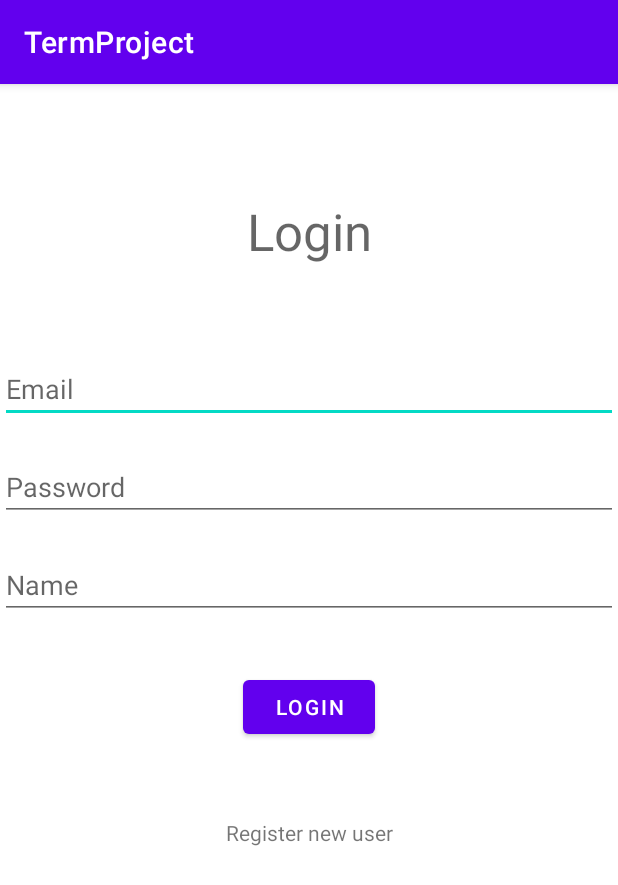
After one commit to brinstervt/MobileTermProject, an Android app: the RegistrationActivity screen opened directly, with no data from a screen before it, on a phone screen of 412 x 824 dp. The commit adds this screen. Shown: the top 885 px of the screen. Run offline under Robolectric (Android 15) with nearby library versions, the phone set to English and light mode, and no system bars; our stand-ins replace Firebase (no records; nobody signed in at launch, a user with empty details on screens opened directly); 1 statement that could not run was skipped.

Commit message:
created login and registration pages

```diff
--- a/app/build.gradle
+++ b/app/build.gradle
@@ -1,6 +1,7 @@
 plugins {
     id 'com.android.application'
     id 'org.jetbrains.kotlin.android'
+    id 'com.google.gms.google-services'
 }
 
 android {
@@ -44,6 +45,8 @@ dependencies {
     implementation 'androidx.constraintlayout:constraintlayout:2.1.4'
     implementation 'androidx.navigation:navigation-fragment-ktx:2.5.3'
     implementation 'androidx.navigation:navigation-ui-ktx:2.5.3'
+    implementation 'com.google.firebase:firebase-auth-ktx:21.0.3'
+    implementation 'com.google.firebase:firebase-database-ktx:20.0.4'
     testImplementation 'junit:junit:4.13.2'
     androidTestImplementation 'androidx.test.ext:junit:1.1.5'
     androidTestImplementation 'androidx.test.espresso:espresso-core:3.5.1'
--- a/app/src/main/AndroidManifest.xml
+++ b/app/src/main/AndroidManifest.xml
@@ -12,6 +12,12 @@
         android:theme="@style/Theme.TermProject"
         tools:targetApi="31">
         <activity
+            android:name=".RegistrationActivity"
+            android:exported="false" />
+        <activity
+            android:name=".LoginActivity"
+            android:exported="false" />
+        <activity
             android:name=".MainActivity"
             android:exported="true">
             <intent-filter>
--- /dev/null
+++ b/app/src/main/java/com/example/termproject/RegistrationActivity.kt
@@ -0,0 +1,83 @@
+package com.example.termproject
+
+import android.content.Intent
+import androidx.appcompat.app.AppCompatActivity
+import android.os.Bundle
+import android.util.Log
+import android.widget.Toast
+import com.example.termproject.databinding.ActivityRegistrationBinding
+import com.google.firebase.auth.FirebaseAuth
+import com.google.firebase.auth.ktx.auth
+import com.google.firebase.auth.ktx.userProfileChangeRequest
+import com.google.firebase.database.FirebaseDatabase
+import com.google.firebase.ktx.Firebase
+
+class RegistrationActivity : AppCompatActivity() {
+    private lateinit var binding: ActivityRegistrationBinding
+    private lateinit var auth: FirebaseAuth
+
+    public override fun onStart() {
+        super.onStart()
+        val currentUser = auth.currentUser
+        if(currentUser != null){
+            val intent = Intent(this, MainActivity::class.java)
+            startActivity(intent)
+            finish()
+        }
+    }
+
+
+    override fun onCreate(savedInstanceState: Bundle?) {
+        super.onCreate(savedInstanceState)
+        binding = ActivityRegistrationBinding.inflate(layoutInflater)
+        val view = binding.root
+        setContentView(view)
+        auth = Firebase.auth
+
+
+        binding.registerButton.setOnClickListener{
+            val email:String = binding.email.text.toString()
+            val password:String = binding.password.text.toString()
+            val name:String = binding.name.text.toString()
+
+            if(email.isEmpty()){
+                Toast.makeText(this, "Email Invalid", Toast.LENGTH_SHORT).show()
+                return@setOnClickListener
+            }
+            if(password.isEmpty()){
+                Toast.makeText(this ,"Password Invalid", Toast.LENGTH_SHORT).show()
+                return@setOnClickListener
+            }
+            if(name.isEmpty()){
+            Toast.makeText(this ,"Please Enter a Name", Toast.LENGTH_SHORT).show()
+            return@setOnClickListener
+            }
+
+            auth.createUserWithEmailAndPassword(email, password)
+                .addOnCompleteListener(this) { task ->
+                    if (task.isSuccessful) {
+                        addUserToDatabase(name, email, auth.currentUser?.uid!!)
+                        val intent = Intent(this, MainActivity::class.java)
+                        startActivity(intent)
+                        finish()
+                    } else {
+                        Toast.makeText(baseContext, "Authentication failure",
+                            Toast.LENGTH_SHORT).show()
+                    }
+                }
+        }
+
+        binding.loginRedirect.setOnClickListener{
+            val intent = Intent(this, LoginActivity::class.java)
+            startActivity(intent)
+            finish()
+        }
+    }
+
+    private fun addUserToDatabase(name: String, email: String, uid: String) {
+        val dbRef = FirebaseDatabase.getInstance().getReference("userInfo")
+        dbRef.child("$uid/uid").setValue(uid)
+        dbRef.child("$uid/name").setValue(name)
+        dbRef.child("$uid/email").setValue(email )
+    }
+}
--- /dev/null
+++ b/app/src/main/res/layout/activity_registration.xml
@@ -0,0 +1,76 @@
+<?xml version="1.0" encoding="utf-8"?>
+<androidx.constraintlayout.widget.ConstraintLayout xmlns:android="http://schemas.android.com/apk/res/android"
+    xmlns:app="http://schemas.android.com/apk/res-auto"
+    xmlns:tools="http://schemas.android.com/tools"
+    android:layout_width="match_parent"
+    android:layout_height="match_parent"
+    tools:context=".LoginActivity">
+
+    <TextView
+        android:id="@+id/register_header"
+        android:layout_width="wrap_content"
+        android:layout_height="wrap_content"
+        android:layout_marginTop="75dp"
+        android:text="@string/login"
+        android:textAppearance="@style/TextAppearance.AppCompat.Display1"
+        app:layout_constraintEnd_toEndOf="parent"
+        app:layout_constraintStart_toStartOf="parent"
+        app:layout_constraintTop_toTopOf="parent" />
+
+    <EditText
+        android:id="@+id/email"
+        android:layout_width="wrap_content"
+        android:layout_height="wrap_content"
+        android:layout_marginTop="60dp"
+        android:ems="20"
+        android:hint="@string/email"
+        android:inputType="textEmailAddress"
+        app:layout_constraintEnd_toEndOf="parent"
+        app:layout_constraintStart_toStartOf="parent"
+        app:layout_constraintTop_toBottomOf="@+id/register_header" />
+
+    <EditText
+        android:id="@+id/password"
+        android:layout_width="wrap_content"
+        android:layout_height="wrap_content"
+        android:layout_marginTop="20dp"
+        android:ems="20"
+        android:hint="@string/password"
+        android:inputType="textPassword"
+        app:layout_constraintEnd_toEndOf="parent"
+        app:layout_constraintStart_toStartOf="parent"
+        app:layout_constraintTop_toBottomOf="@+id/email" />
+
+    <EditText
+        android:id="@+id/name"
+        android:layout_width="wrap_content"
+        android:layout_height="wrap_content"
+        android:layout_marginTop="20dp"
+        android:ems="20"
+        android:hint="@string/name"
+        android:inputType="text"
+        app:layout_constraintEnd_toEndOf="parent"
+        app:layout_constraintStart_toStartOf="parent"
+        app:layout_constraintTop_toBottomOf="@+id/password" />
+
+    <Button
+        android:id="@+id/register_button"
+        android:layout_width="wrap_content"
+        android:layout_height="wrap_content"
+        android:layout_marginTop="100dp"
+        android:text="@string/login"
+        app:layout_constraintEnd_toEndOf="parent"
+        app:layout_constraintStart_toStartOf="parent"
+        app:layout_constraintTop_toBottomOf="@+id/password" />
+
+    <TextView
+        android:id="@+id/login_redirect"
+        android:layout_width="wrap_content"
+        android:layout_height="wrap_content"
+        android:layout_marginTop="50dp"
+        android:text="@string/register_redirect"
+        app:layout_constraintEnd_toEndOf="parent"
+        app:layout_constraintStart_toStartOf="parent"
+        app:layout_constraintTop_toBottomOf="@+id/register_button" />
+
+</androidx.constraintlayout.widget.ConstraintLayout>
--- a/app/src/main/res/values/strings.xml
+++ b/app/src/main/res/values/strings.xml
@@ -2,6 +2,11 @@
     <string name="app_name">TermProject</string>
     <!-- TODO: Remove or change this placeholder text -->
     <string name="hello_blank_fragment">Hello blank fragment</string>
+    <string name="login">Login</string>
+    <string name="register_redirect">Register new user</string>
+    <string name="email">Email</string>
+    <string name="password">Password</string>
+    <string name="name">Name</string>
 
     <string-array name="dropdown">
         <item>All Books</item>
--- a/build.gradle
+++ b/build.gradle
@@ -1,4 +1,8 @@
-// Top-level build file where you can add configuration options common to all sub-projects/modules.
+buildscript {
+    dependencies {
+        classpath 'com.google.gms:google-services:4.3.10'
+    }
+}// Top-level build file where you can add configuration options common to all sub-projects/modules.
 plugins {
     id 'com.android.application' version '7.4.1' apply false
     id 'com.android.library' version '7.4.1' apply false
```
Also changed, not shown: app/src/main/java/com/example/termproject/LoginActivity.kt (added, +68 -0 lines), app/src/main/res/layout/activity_login.xml (added, +64 -0 lines), 1 other file.
